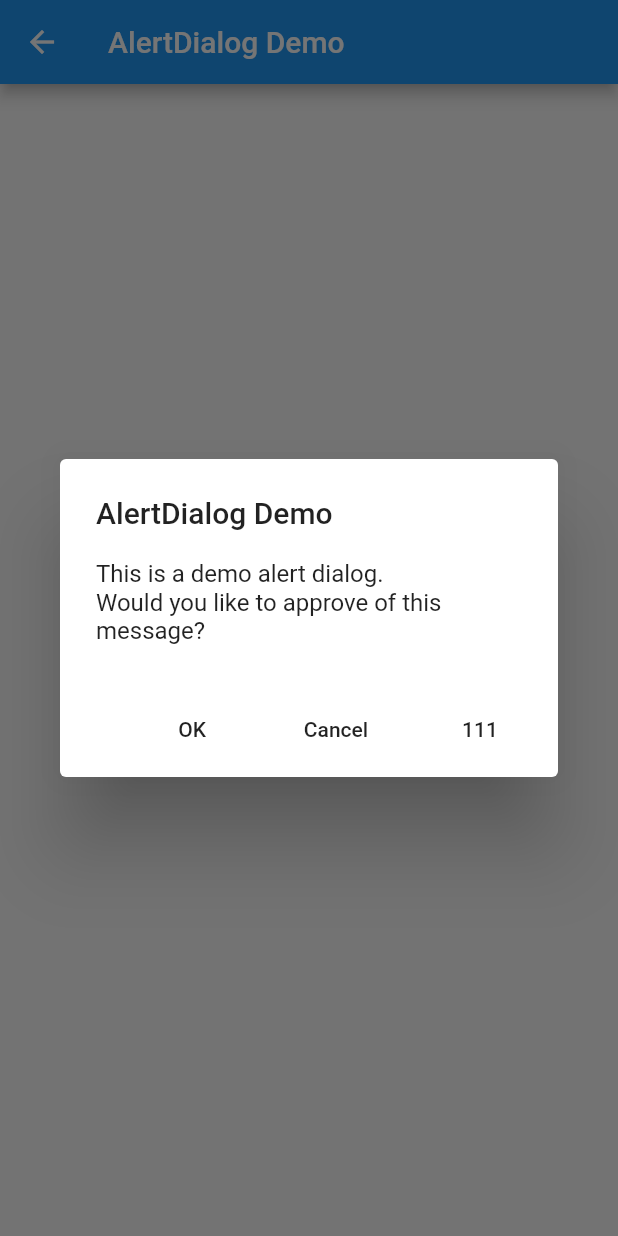
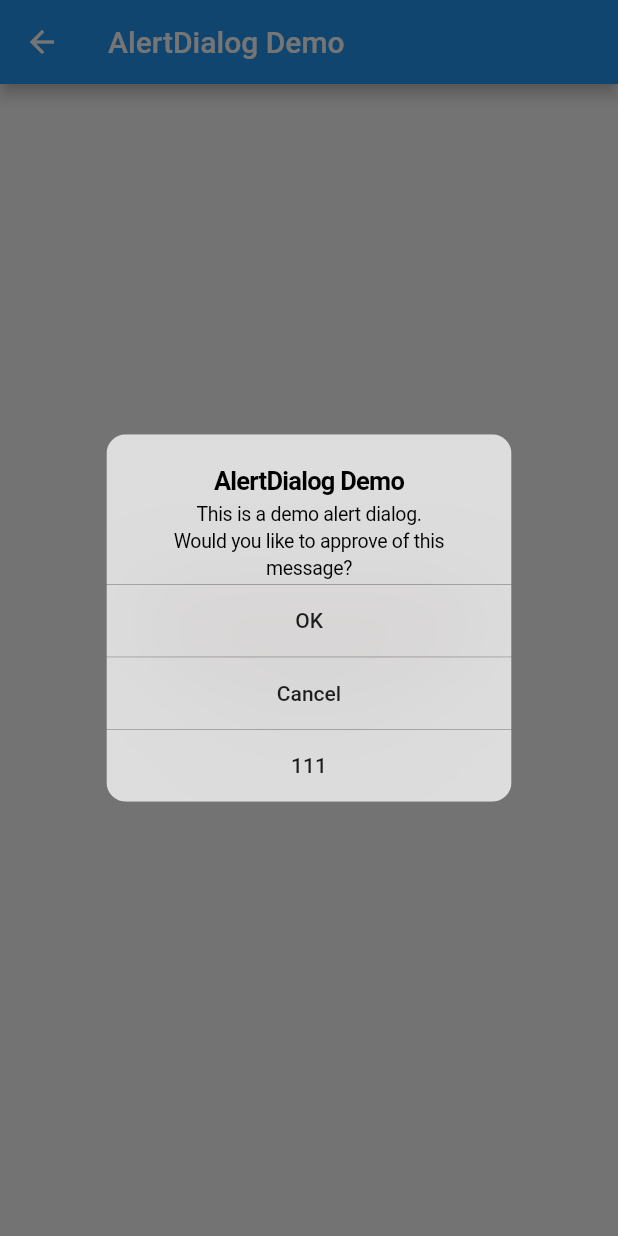
Before and after one commit to JooOwl/Flutter_My_Study, a Flutter app: the AlertDialogDemo screen opened directly, after a tap on "Show AlertDialog", on a phone screen of 412 x 824 dp. Run offline on Flutter 3.47's test engine with Material 2 defaults, Android fonts, the phone set to English and light mode, and no system bars; our stand-ins replace contacts_service, geolocator, permission_handler.

Commit message:
경고창 수정

```diff
--- a/samplecode/lib/AlerDailogClass.dart
+++ b/samplecode/lib/AlerDailogClass.dart
@@ -1,3 +1,4 @@
+import 'package:flutter/cupertino.dart';
 import 'package:flutter/material.dart';
 
 class AlertDialogDemo extends StatelessWidget {
@@ -37,7 +38,8 @@ class AlertDialogDemo extends StatelessWidget {
       context: context,
       barrierDismissible: false, // user must tap button!
       builder: (BuildContext context) {
-        return AlertDialog(
+        // AlertDialog
+        return CupertinoAlertDialog(
           title: Text('AlertDialog Demo'),
           content: SingleChildScrollView(
             child: ListBody(
```
